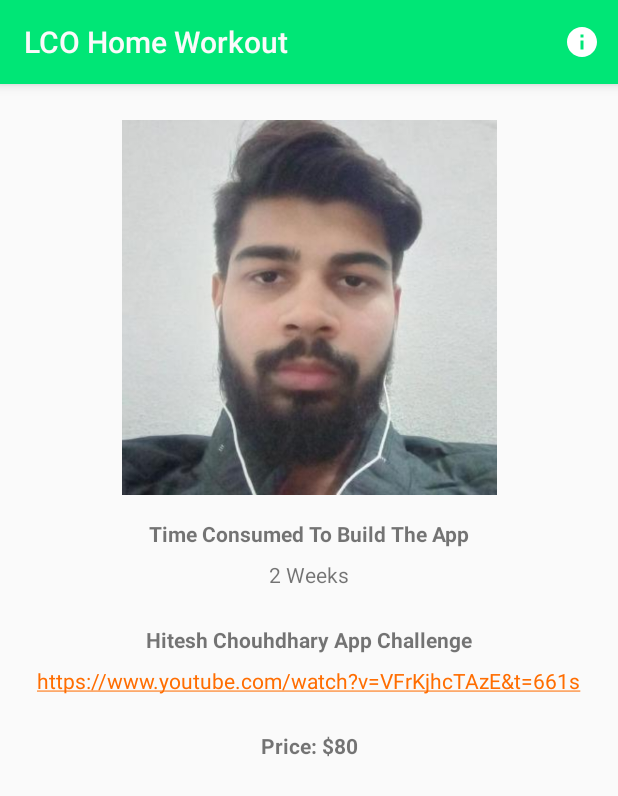
After one commit to ZainAli-art/LCO-Home-Workout, an Android app: the CreatorFragment screen opened through its navigation route, on a phone screen of 412 x 824 dp. The commit adds this screen. Shown: the top 796 px of the screen. Run offline under Robolectric (Android 15) with nearby library versions, the phone set to English and light mode, and no system bars; our stand-ins replace navigation-ui.

Commit message:
Created CreatorFragment and added it to the Navigation Graph

```diff
--- a/app/src/main/AndroidManifest.xml
+++ b/app/src/main/AndroidManifest.xml
@@ -1,6 +1,8 @@
 <?xml version="1.0" encoding="utf-8"?>
 <manifest xmlns:android="http://schemas.android.com/apk/res/android"
           package="com.example.android.lcohomeworkout">
+
+    <uses-permission android:name="android.permission.INTERNET"/>
 
     <application
             android:allowBackup="true"
--- /dev/null
+++ b/app/src/main/java/com/example/android/lcohomeworkout/CreatorFragment.java
@@ -0,0 +1,62 @@
+package com.example.android.lcohomeworkout;
+
+import android.os.Bundle;
+import androidx.fragment.app.Fragment;
+import android.view.LayoutInflater;
+import android.view.View;
+import android.view.ViewGroup;
+
+
+/**
+ * A simple {@link Fragment} subclass.
+ * Use the {@link CreatorFragment#newInstance} factory method to
+ * create an instance of this fragment.
+ */
+public class CreatorFragment extends Fragment {
+    // TODO: Rename parameter arguments, choose names that match
+    // the fragment initialization parameters, e.g. ARG_ITEM_NUMBER
+    private static final String ARG_PARAM1 = "param1";
+    private static final String ARG_PARAM2 = "param2";
+
+    // TODO: Rename and change types of parameters
+    private String mParam1;
+    private String mParam2;
+
+    public CreatorFragment() {
+        // Required empty public constructor
+    }
+
+    /**
+     * Use this factory method to create a new instance of
+     * this fragment using the provided parameters.
+     *
+     * @param param1 Parameter 1.
+     * @param param2 Parameter 2.
+     * @return A new instance of fragment AboutFragment.
+     */
+    // TODO: Rename and change types and number of parameters
+    public static CreatorFragment newInstance(String param1, String param2) {
+        CreatorFragment fragment = new CreatorFragment();
+        Bundle args = new Bundle();
+        args.putString(ARG_PARAM1, param1);
+        args.putString(ARG_PARAM2, param2);
+        fragment.setArguments(args);
+        return fragment;
+    }
+
+    @Override
+    public void onCreate(Bundle savedInstanceState) {
+        super.onCreate(savedInstanceState);
+        if (getArguments() != null) {
+            mParam1 = getArguments().getString(ARG_PARAM1);
+            mParam2 = getArguments().getString(ARG_PARAM2);
+        }
+    }
+
+    @Override
+    public View onCreateView(LayoutInflater inflater, ViewGroup container,
+                             Bundle savedInstanceState) {
+        // Inflate the layout for this fragment
+        return inflater.inflate(R.layout.fragment_creator, container, false);
+    }
+}
--- a/app/src/main/java/com/example/android/lcohomeworkout/MainActivity.java
+++ b/app/src/main/java/com/example/android/lcohomeworkout/MainActivity.java
@@ -1,13 +1,29 @@
 package com.example.android.lcohomeworkout;
 
+import android.view.MenuItem;
 import androidx.appcompat.app.AppCompatActivity;
 import android.os.Bundle;
+import androidx.appcompat.widget.Toolbar;
+import androidx.navigation.NavController;
+import androidx.navigation.Navigation;
+import androidx.navigation.ui.NavigationUI;
 
-public class MainActivity extends AppCompatActivity {
+public class MainActivity extends AppCompatActivity implements MenuItem.OnMenuItemClickListener {
+    private Toolbar toolbar;
+    private NavController navController;
 
     @Override
     protected void onCreate(Bundle savedInstanceState) {
         super.onCreate(savedInstanceState);
         setContentView(R.layout.activity_main);
+        navController = Navigation.findNavController(this, R.id.navFragment);
+
+        toolbar = findViewById(R.id.toolbar);
+        toolbar.setOnMenuItemClickListener(this::onMenuItemClick);
+    }
+
+    @Override
+    public boolean onMenuItemClick(MenuItem item) {
+        return NavigationUI.onNavDestinationSelected(item, navController);
     }
 }
--- /dev/null
+++ b/app/src/main/res/drawable/ic_info_white_24dp.xml
@@ -0,0 +1,5 @@
+<vector android:height="24dp" android:tint="#FFFFFF"
+    android:viewportHeight="24.0" android:viewportWidth="24.0"
+    android:width="24dp" xmlns:android="http://schemas.android.com/apk/res/android">
+    <path android:fillColor="#FF000000" android:pathData="M12,2C6.48,2 2,6.48 2,12s4.48,10 10,10 10,-4.48 10,-10S17.52,2 12,2zM13,17h-2v-6h2v6zM13,9h-2L11,7h2v2z"/>
+</vector>
--- a/app/src/main/res/layout/activity_main.xml
+++ b/app/src/main/res/layout/activity_main.xml
@@ -8,19 +8,19 @@
         tools:context=".MainActivity">
     <androidx.appcompat.widget.Toolbar
             app:title="@string/app_name"
+            app:menu="@menu/main_toolbar_menu"
             android:layout_width="0dp"
             android:layout_height="wrap_content"
             android:background="?attr/colorPrimary"
             android:theme="?attr/actionBarTheme"
             android:minHeight="?attr/actionBarSize" android:id="@+id/toolbar"
             app:layout_constraintTop_toTopOf="parent" app:layout_constraintEnd_toEndOf="parent"
-            app:layout_constraintStart_toStartOf="parent" android:layout_marginBottom="1dp"
-            app:layout_constraintBottom_toTopOf="@+id/fragment"/>
+            app:layout_constraintStart_toStartOf="parent" android:layout_marginBottom="1dp"/>
     <fragment
             android:name="androidx.navigation.fragment.NavHostFragment"
             android:layout_width="0dp"
             android:layout_height="0dp" app:navGraph="@navigation/nav_graph" app:defaultNavHost="true"
-            android:id="@+id/fragment"
+            android:id="@+id/navFragment"
             app:layout_constraintTop_toBottomOf="@+id/toolbar" android:layout_marginBottom="1dp"
             app:layout_constraintEnd_toEndOf="parent" app:layout_constraintStart_toStartOf="parent"
             app:layout_constraintBottom_toBottomOf="parent"
--- /dev/null
+++ b/app/src/main/res/layout/fragment_creator.xml
@@ -0,0 +1,49 @@
+<?xml version="1.0" encoding="utf-8"?>
+<androidx.constraintlayout.widget.ConstraintLayout xmlns:android="http://schemas.android.com/apk/res/android"
+                                                   xmlns:app="http://schemas.android.com/apk/res-auto" xmlns:tools="http://schemas.android.com/tools"
+                                                   android:layout_width="match_parent"
+                                                   android:layout_height="match_parent"
+                                                   tools:context=".CreatorFragment">
+
+    <ImageView
+            android:src="@drawable/github_profile"
+            android:layout_width="wrap_content"
+            android:layout_height="250dp" android:id="@+id/imageView"
+            app:layout_constraintTop_toTopOf="parent" app:layout_constraintEnd_toEndOf="parent"
+            app:layout_constraintStart_toStartOf="parent" android:layout_marginTop="24dp"/>
+    <TextView
+            android:textStyle="bold"
+            android:text="@string/time_consumed_heading"
+            android:layout_width="wrap_content"
+            android:layout_height="wrap_content" android:id="@+id/textView8"
+            app:layout_constraintTop_toBottomOf="@+id/imageView" app:layout_constraintEnd_toEndOf="parent"
+            app:layout_constraintStart_toStartOf="parent" android:layout_marginTop="16dp"/>
+    <TextView
+            android:text="@string/time_consumed"
+            android:layout_width="wrap_content"
+            android:layout_height="wrap_content" android:id="@+id/textView9"
+            app:layout_constraintEnd_toEndOf="parent" app:layout_constraintStart_toStartOf="parent"
+            app:layout_constraintTop_toBottomOf="@+id/textView8" android:layout_marginTop="8dp"/>
+    <TextView
+            android:textStyle="bold"
+            android:text="@string/challenge_link_heading"
+            android:layout_width="wrap_content"
+            android:layout_height="wrap_content" android:id="@+id/textView10"
+            app:layout_constraintEnd_toEndOf="parent" app:layout_constraintStart_toStartOf="parent"
+            app:layout_constraintTop_toBottomOf="@+id/textView9" android:layout_marginTop="24dp"/>
+    <TextView
+            android:text="@string/challenge_link"
+            android:autoLink="all"
+            android:clickable="true"
+            android:layout_width="wrap_content"
+            android:layout_height="wrap_content" android:id="@+id/textView11"
+            app:layout_constraintEnd_toEndOf="parent" app:layout_constraintStart_toStartOf="parent"
+            app:layout_constraintTop_toBottomOf="@+id/textView10" android:layout_marginTop="8dp"/>
+    <TextView
+            android:textStyle="bold"
+            android:text="@string/price_heading"
+            android:layout_width="wrap_content"
+            android:layout_height="wrap_content" android:id="@+id/textView12"
+            app:layout_constraintEnd_toEndOf="parent" app:layout_constraintStart_toStartOf="parent"
+            app:layout_constraintTop_toBottomOf="@+id/textView11" android:layout_marginTop="24dp"/>
+</androidx.constraintlayout.widget.ConstraintLayout>
--- /dev/null
+++ b/app/src/main/res/menu/main_toolbar_menu.xml
@@ -0,0 +1,6 @@
+<?xml version="1.0" encoding="utf-8"?>
+<menu xmlns:app="http://schemas.android.com/apk/res-auto" xmlns:android="http://schemas.android.com/apk/res/android">
+
+    <item android:title="@string/about" android:id="@+id/creatorFragment" android:icon="@drawable/ic_info_white_24dp"
+          app:showAsAction="ifRoom"/>
+</menu>
--- a/app/src/main/res/navigation/nav_graph.xml
+++ b/app/src/main/res/navigation/nav_graph.xml
@@ -28,4 +28,6 @@
         <action android:id="@+id/action_chooseWorkoutTypeFragment_to_workoutFragment"
                 app:destination="@id/workoutFragment"/>
     </fragment>
+    <fragment android:id="@+id/creatorFragment" android:name="com.example.android.lcohomeworkout.CreatorFragment"
+              android:label="fragment_about" tools:layout="@layout/fragment_creator"/>
 </navigation>
--- a/app/src/main/res/values/strings.xml
+++ b/app/src/main/res/values/strings.xml
@@ -17,6 +17,12 @@
     <string name="custom_workout">Custom Workout</string>
     <string name="random_workout">Random Workout</string>
     <string name="day_wise_workout">Day Wise Workout</string>
+    <string name="about">About</string>
+    <string name="challenge_link_heading">Hitesh Chouhdhary App Challenge</string>
+    <string name="challenge_link">https://www.youtube.com/watch?v=VFrKjhcTAzE&amp;t=661s</string>
+    <string name="time_consumed_heading">Time Consumed To Build The App</string>
+    <string name="time_consumed">2 Weeks</string>
+    <string name="price_heading">Price: $80</string>
 
     <!-- TODO: Remove or change this placeholder text -->
     <string name="hello_blank_fragment">Hello blank fragment</string>
```
Also changed, not shown: app/src/main/res/drawable/github_profile.png (added).
